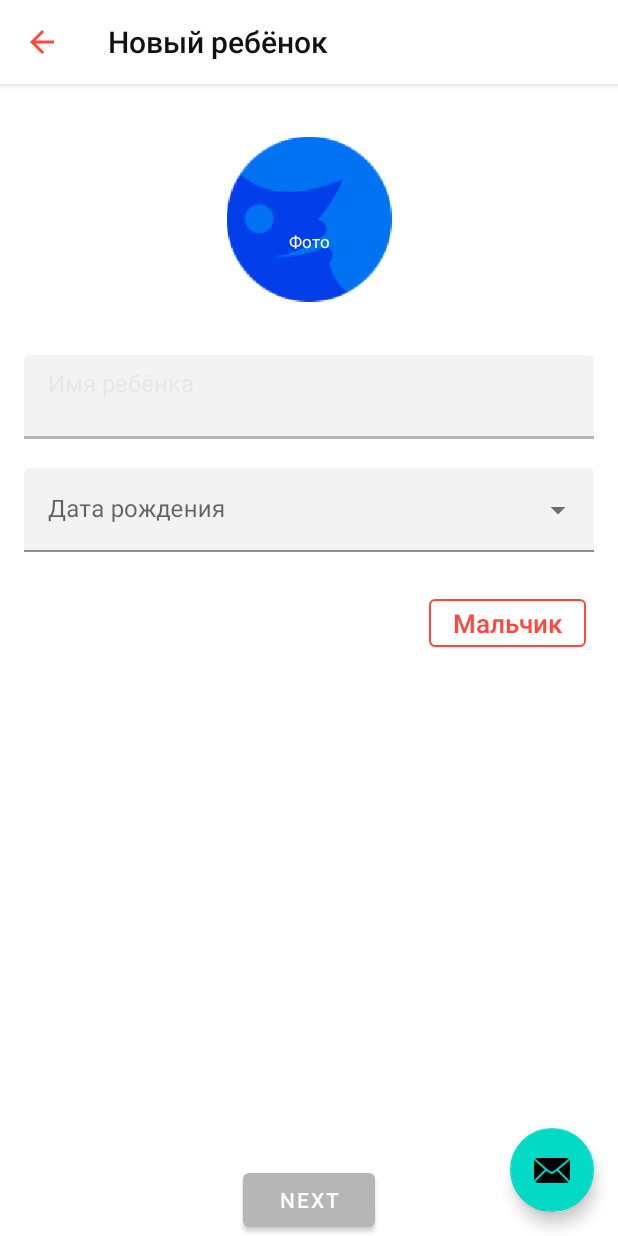
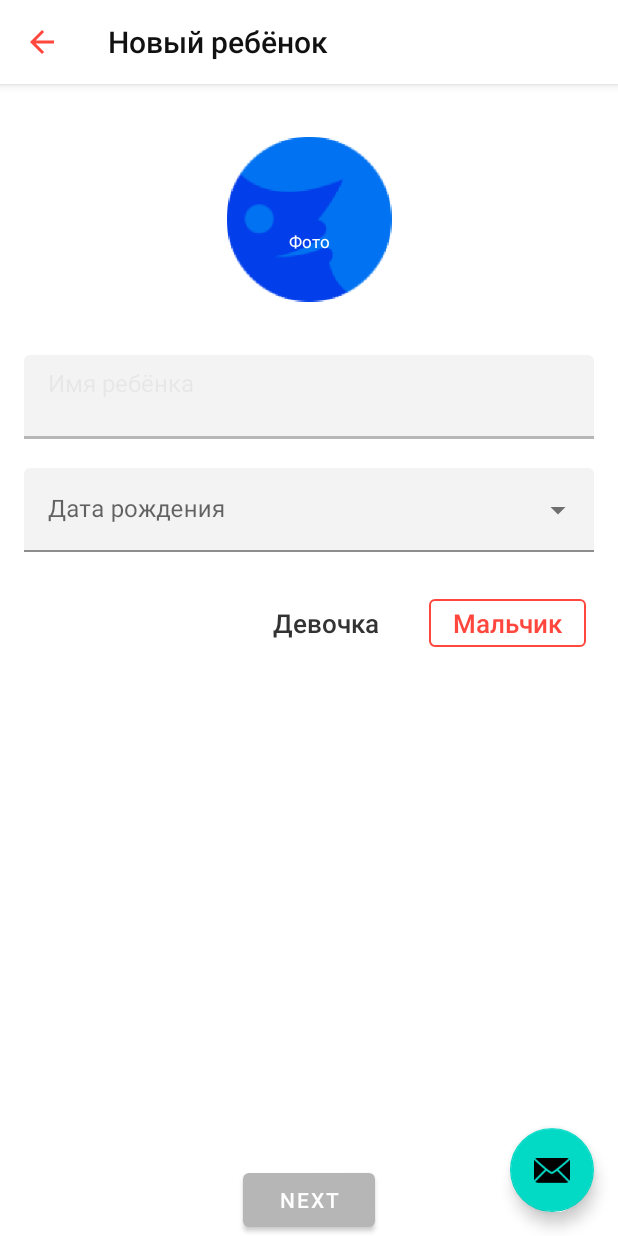
Before and after one commit to NurseyitTursunkulov/TestRussiaIvan, an Android app: the screen it shows after launch (MainActivity), on a phone screen of 412 x 824 dp. Run offline under Robolectric (Android 15) with nearby library versions, the phone set to English and light mode, and no system bars.

Commit message:
button of sex of girl added

```diff
--- a/app/src/main/res/layout/fragment_first.xml
+++ b/app/src/main/res/layout/fragment_first.xml
@@ -122,15 +122,33 @@
         android:layout_marginTop="25dp"
         android:layout_marginEnd="21dp"
         android:layout_marginRight="21dp"
+        android:letterSpacing="0"
+        android:minWidth="0dp"
+        android:minHeight="0dp"
         android:text="Мальчик"
         android:textAllCaps="false"
+        android:textColor="@color/red"
         android:textSize="17sp"
-        android:minHeight="0dp"
-        android:minWidth="0dp"
-        android:textColor="@color/red"
-        app:strokeColor = "@color/red"
-        android:letterSpacing= "0"
         app:layout_constraintEnd_toEndOf="parent"
         app:layout_constraintTop_toBottomOf="@+id/textInputLayout"
+        app:strokeColor="@color/red"
         tools:targetApi="lollipop" />
+
+    <Button
+        android:id="@+id/textButton"
+        style="@style/Widget.MaterialComponents.Button.TextButton"
+        android:layout_width="wrap_content"
+        android:layout_height="wrap_content"
+        android:layout_marginEnd="25dp"
+        android:layout_marginRight="25dp"
+        android:minWidth="0dp"
+        android:minHeight="0dp"
+        android:letterSpacing="0"
+        android:text="Девочка"
+        android:textAllCaps="false"
+        android:textColor="@color/colorTitle"
+        android:textSize="17sp"
+        app:layout_constraintBaseline_toBaselineOf="@+id/outlinedButton"
+        app:layout_constraintEnd_toStartOf="@+id/outlinedButton" />
+
 </androidx.constraintlayout.widget.ConstraintLayout>
```
